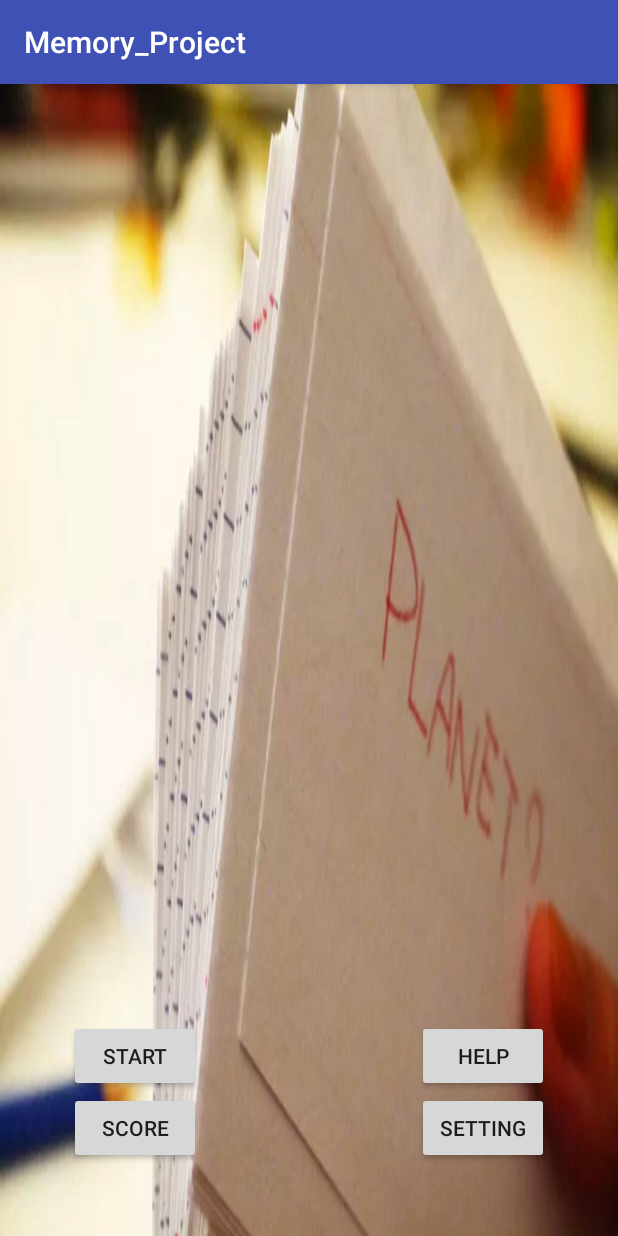
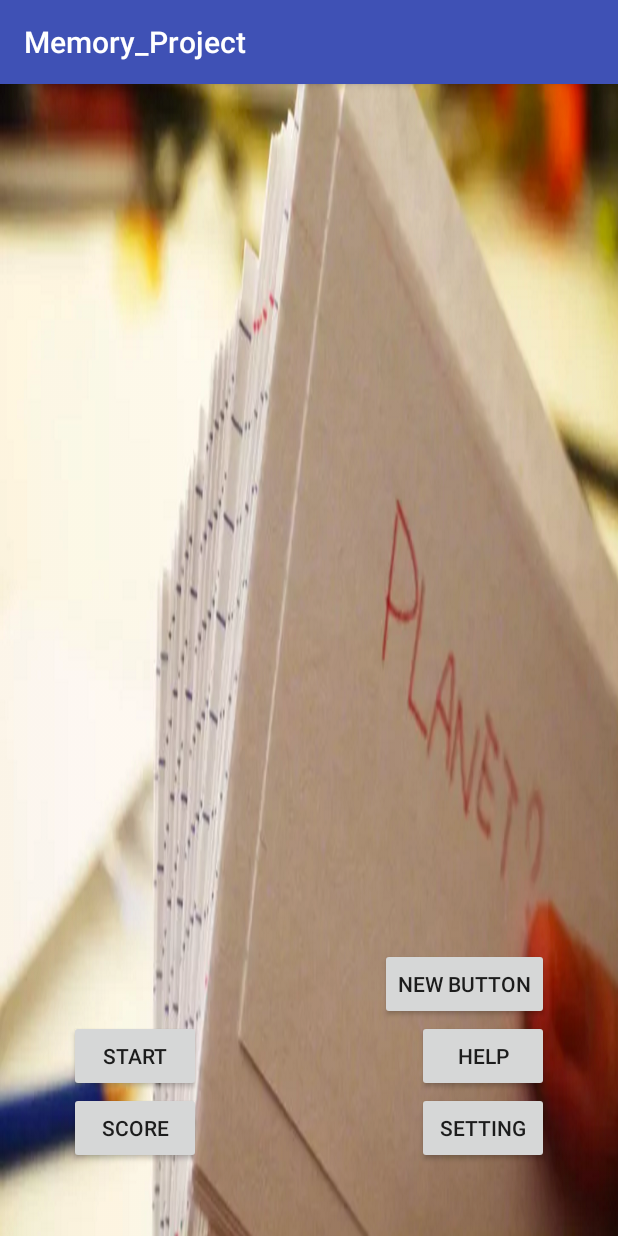
Before and after one commit to MemoryGroup/442repo, an Android app: the screen it shows after launch (MainActivity), on a phone screen of 412 x 824 dp. Run offline under Robolectric (Android 15) with nearby library versions, the phone set to English and light mode, and no system bars.

Commit message:
Making temporary button in menu screen

```diff
--- a/app/src/main/res/layout/activity_main.xml
+++ b/app/src/main/res/layout/activity_main.xml
@@ -52,4 +52,13 @@
         android:layout_alignTop="@+id/button3"
         android:layout_alignRight="@+id/button2"
         android:layout_alignEnd="@+id/button2" />
+
+    <Button
+        android:layout_width="wrap_content"
+        android:layout_height="wrap_content"
+        android:text="New Button"
+        android:id="@+id/button6"
+        android:layout_above="@+id/button"
+        android:layout_alignRight="@+id/button2"
+        android:layout_alignEnd="@+id/button2" />
 </RelativeLayout>
```
